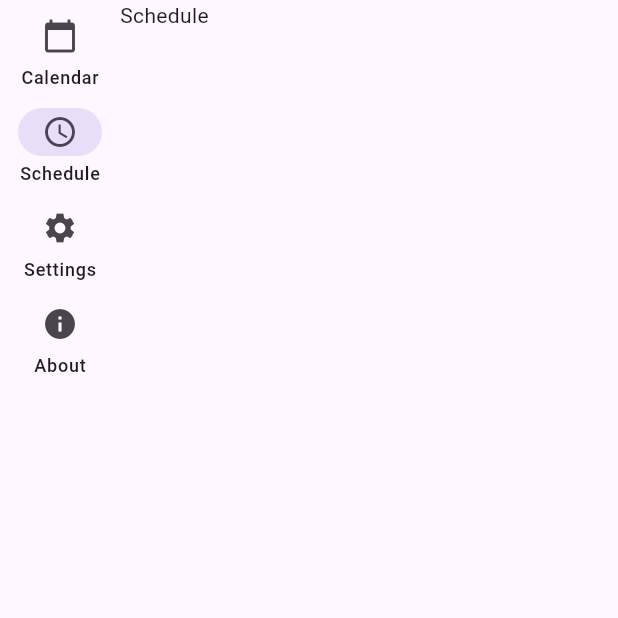
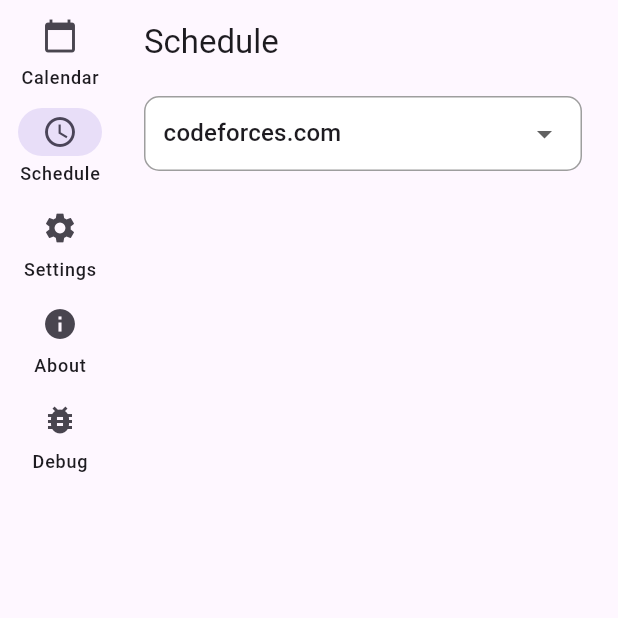
Before and after one commit to Swan416ya/CP-Schedule, a Flutter app: the screen it shows after launch, after a tap on "Schedule", on a phone screen of 412 x 824 dp, the top half of it. Run offline on Flutter 3.47's test engine with Material 3 defaults, Android fonts, the phone set to English and light mode, and no system bars; network calls fail.

Commit message:
ScheduledPage20241009Unfinished

```diff
--- /dev/null
+++ b/assets/matchlist/subscribedMatches.json
@@ -0,0 +1 @@
+{"name":"","startTime":"2024-10-09T11:43:27.928211","endTime":"2024-10-09T11:43:27.928211","timeLength":0,"resource":"codeforces.com","url":""}
--- /dev/null
+++ b/lib/Pages/Schedule.dart
@@ -0,0 +1,75 @@
+import 'package:flutter/material.dart';
+import 'package:cp_schedule/https/apiGetter.dart';
+import 'package:cp_schedule/Parts/ContestCard.dart'; // Ensure this path is correct
+
+class schedulePage extends StatefulWidget {
+  @override
+  _schedulePage createState() => _schedulePage();
+}
+
+class _schedulePage extends State<schedulePage> {
+  String Resource = "codeforces.com";
+  List<Contest> contests = []; // Define the contests variable
+
+  @override
+  void initState() {
+    super.initState();
+    // Initialize contests with some data
+    fetchContests();
+  }
+
+  void fetchContests() async {
+    // Fetch contests from API or any other source
+    // For example:
+    apiGetter getter = new apiGetter(Resource);
+    List<Contest> fetchedContests = (await getter.getContests(Resource)).cast<Contest>();
+    setState(() {});
+  }
+
+  @override
+  Widget build(BuildContext context) {
+    return Scaffold(
+      appBar: AppBar(
+        title: Text('Schedule'),
+      ),
+      body: ListView.builder(
+        itemCount: contests.length + 1,
+        itemBuilder: (BuildContext context, int index) {
+            if (index == 0) {
+            return ListTile(
+              title: Container(
+              decoration: BoxDecoration(
+                borderRadius: BorderRadius.circular(10),
+                color: Colors.white,
+                border: Border.all(color: Colors.grey),
+              ),
+              padding: EdgeInsets.symmetric(horizontal: 12),
+              child: DropdownButtonHideUnderline(
+                child: DropdownButton<String>(
+                value: Resource,
+                onChanged: (String? newValue) {
+                  setState(() {
+                  Resource = newValue!;
+                  fetchContests(); // Fetch contests again when resource changes
+                  });
+                },
+                items: <String>['codeforces.com', 'atcoder.jp']
+                  .map<DropdownMenuItem<String>>((String value) {
+                  return DropdownMenuItem<String>(
+                  value: value,
+                  child: Text(value),
+                  );
+                }).toList(),
+                ),
+              ),
+              ),
+            );
+            } else {
+            //列举所有比赛卡
+            return ContestCard(Resource, index - 1);
+          }
+        },
+      ),
+    );
+  }
+}
--- /dev/null
+++ b/lib/Parts/ContestCard.dart
@@ -0,0 +1,125 @@
+import 'package:flutter/material.dart';
+import 'package:cp_schedule/https/apiGetter.dart';
+import 'package:intl/intl.dart';
+import 'dart:convert';
+import 'dart:io';
+
+class ContestCard extends StatefulWidget {
+  final String resource;
+  final int index;
+
+  ContestCard(this.resource, this.index);
+
+  @override
+  _ContestCardState createState() => _ContestCardState();
+}
+
+class _ContestCardState extends State<ContestCard> {
+  String resource = "";
+  DateTime startTime = DateTime.now();
+  DateTime endTime = DateTime.now();
+  String name = "";
+  String url = "";
+  Duration timeLength = Duration();
+  Image logo = Image.asset('assets/img/logo/Codeforces.png');
+
+  @override
+  void initState() {
+    super.initState();
+    resource = widget.resource;
+    apiGetter getter = apiGetter(resource);
+    getter.getContest().then((value) {
+      setState(() {
+        name = value[widget.index]['event'];
+        startTime = DateTime.parse(value[widget.index]['start']);
+        endTime = DateTime.parse(value[widget.index]['end']);
+        timeLength = endTime.difference(startTime);
+        url = value[widget.index]['href'];
+      });
+    });
+    switch (resource) {
+      case "codeforces.com":
+        logo = Image.asset('assets/img/logo/Codeforces.png');
+        break;
+      case "atcoder.jp":
+        logo = Image.asset('assets/img/logo/Atcoder.png');
+        break;
+    }
+  }
+
+  void writeContestInfoToJson(Map<String, dynamic> contestInfo) {
+    final contestInfoJson = jsonEncode(contestInfo);
+    final file = File('assets/matchlist/subscribedMatches.json');
+    file.writeAsString(contestInfoJson);
+  }
+
+  @override
+  Widget build(BuildContext context) {
+    return InkWell(
+      onTap: () {
+        final contestInfo = {
+          'name': name,
+          'startTime': startTime.toIso8601String(),
+          'endTime': endTime.toIso8601String(),
+          'timeLength': timeLength.inMinutes,
+          'resource': resource,
+          'url': url,
+        };
+        writeContestInfoToJson(contestInfo);
+      },
+      child: Card(
+        child: Column(
+          children: <Widget>[
+            Padding(
+              padding: const EdgeInsets.all(8.0),
+              child: SizedBox(
+                child: logo,
+                height: 50,
+              ),
+            ),
+            ListTile(
+              title: Text(
+                name,
+                style: TextStyle(fontWeight: FontWeight.w500),
+              ),
+              subtitle: Text("Start Time: " + DateFormat('yyyy-MM-dd kk:mm').format(startTime)),
+            ),
+            ListTile(
+              title: Text("End Time: " + DateFormat('yyyy-MM-dd kk:mm').format(endTime)),
+              subtitle: Text("Time Length: " + timeLength.inHours.toString() + "h " + (timeLength.inMinutes % 60).toString() + "m"),
+            ),
+            ListTile(
+              title: Text("Resource: " + resource),
+              subtitle: Text(
+                "URL: " + url,
+                style: TextStyle(color: Colors.blue),
+              ),
+            ),
+          ],
+        ),
+      ),
+    );
+  }
+}
+
+
+class Contest
+{
+  String name;
+  DateTime startTime;
+  DateTime endTime;
+  Duration timeLength;
+  String url;
+  String resource;
+  Image logo;
+
+  Contest({
+    required this.name,
+    required this.startTime,
+    required this.endTime,
+    required this.timeLength,
+    required this.url,
+    required this.resource,
+    required this.logo,
+  });
+}
--- a/lib/homePage.dart
+++ b/lib/homePage.dart
@@ -1,5 +1,7 @@
 import 'package:flutter/material.dart';
 import 'package:cp_schedule/Pages/about.dart';
+import 'package:cp_schedule/Pages/schedule.dart';
+import 'package:cp_schedule/Parts/ContestCard.dart';
 
 class homePage extends StatefulWidget {
   @override
@@ -13,6 +15,7 @@
   final _Schedule = GlobalKey<NavigatorState>();
   final _Settings = GlobalKey<NavigatorState>();
   final _About = GlobalKey<NavigatorState>();
+  final _Debug = GlobalKey<NavigatorState>();
 
   @override
   Widget build(BuildContext context) {
@@ -49,6 +52,11 @@
                 selectedIcon: Icon(Icons.info),
                 label: Text('About'),
               ),
+              NavigationRailDestination(
+                icon: Icon(Icons.bug_report),
+                selectedIcon: Icon(Icons.bug_report),
+                label: Text('Debug'),
+              ),
             ],
           ),
           //主体部分
@@ -68,7 +76,7 @@
                   key: _Schedule,
                   onGenerateRoute: (RouteSettings settings) {
                     return MaterialPageRoute(
-                      builder: (context) => Text('Schedule'),
+                      builder: (context) => schedulePage(),
                     );
                   },
                 ),
@@ -88,6 +96,14 @@
                     );
                   },
                 ),
+                Navigator(
+                  key: _Debug,
+                  onGenerateRoute: (RouteSettings settings) {
+                    return MaterialPageRoute(
+                      builder: (context) => ContestCard('codeforces.com', 0),
+                    );
+                  },
+                )
               ],
             ),
           ),
--- /dev/null
+++ b/lib/https/apiGetter.dart
@@ -0,0 +1,79 @@
+import 'dart:convert';
+import 'package:http/http.dart' as http;
+import 'package:intl/intl.dart';
+
+class apiGetter {
+  String resourse = "";
+  //获取本地时间
+  String getLocalTime() {
+    var now = new DateTime.now();
+    int year = now.year;
+    int month = now.month;
+    int day = now.day;
+    int hour = now.hour;
+    int minute = now.minute;
+    int second = now.second;
+    String ret = year.toString() +
+        "-" +
+        month.toString() +
+        "-" +
+        day.toString() +
+        "T" +
+        hour.toString() +
+        '%3A' +
+        minute.toString() +
+        '%3A' +
+        second.toString();
+    return ret;
+  }
+
+  apiGetter(String resourse) {
+    this.resourse = resourse;
+    this.url = "https://clist.by:443/api/v4/contest/?resource=" +
+        resourse +
+        "&start__gt=" +
+        getLocalTime() +
+        "&order_by=start";
+  }
+  late String url;
+
+  String getUrl() {
+    return url;
+  }
+
+  Future<List> getContest() async {
+    http.Response response = await http.get(Uri.parse(url));
+    if (response.statusCode == 200) {
+      var data = jsonDecode(response.body);
+      List contest = data['objects'];
+      return contest;
+    } else {
+      throw Exception('Failed to load data');
+    }
+  }
+
+  Future<List> getContests(String resourse) async {
+    this.resourse = resourse;
+    this.url = "https://clist.by:443/api/v4/contest/?resource=" +
+        resourse +
+        "&start__gt=" +
+        getLocalTime() +
+        "&order_by=start";
+    http.Response response = await http.get(Uri.parse(url));
+    if (response.statusCode == 200) {
+      var data = jsonDecode(response.body);
+      List contest = data['objects'];
+      return contest;
+    } else {
+      throw Exception('Failed to load data');
+    }
+  }
+
+  //如果json里面没有index对应的数据，返回布尔值false
+  bool checkIndex(List contest, int index) {
+    if (contest.length <= index) {
+      return false;
+    }
+    return true;
+  }
+}
--- a/pubspec.yaml
+++ b/pubspec.yaml
@@ -50,6 +50,12 @@
   # rules and activating additional ones.
   flutter_lints: ^3.0.0
 
+  http: ^0.13.3
+
+  intl: ^0.17.0
+
+  json_annotation: ^4.0.1
+
 # For information on the generic Dart part of this file, see the
 # following page: https://dart.dev/tools/pub/pubspec
 
```
Also changed, not shown: assets/img/logo/Atcoder.png (added), assets/img/logo/Codeforces.png (added), pubspec.lock.
